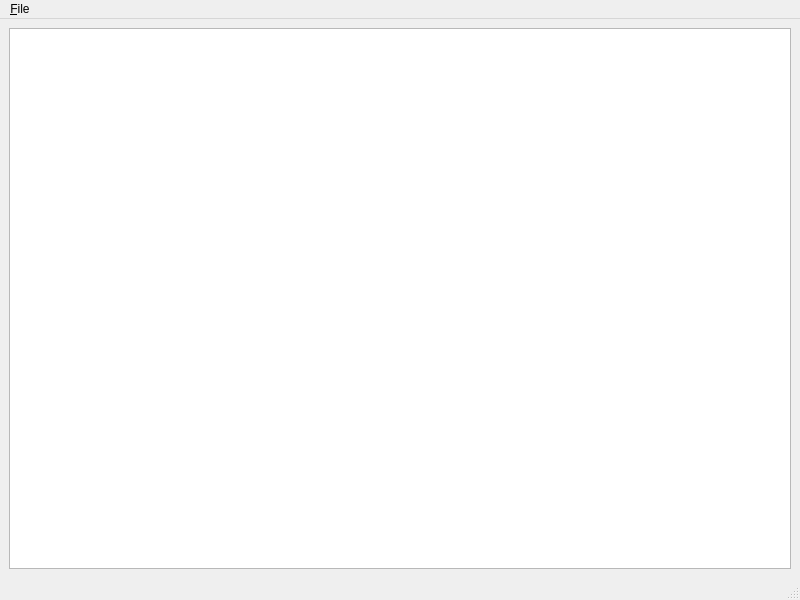
The window that pm/__main__.ui (epcpower/pm) describes before a commit, drawn with Qt 5.
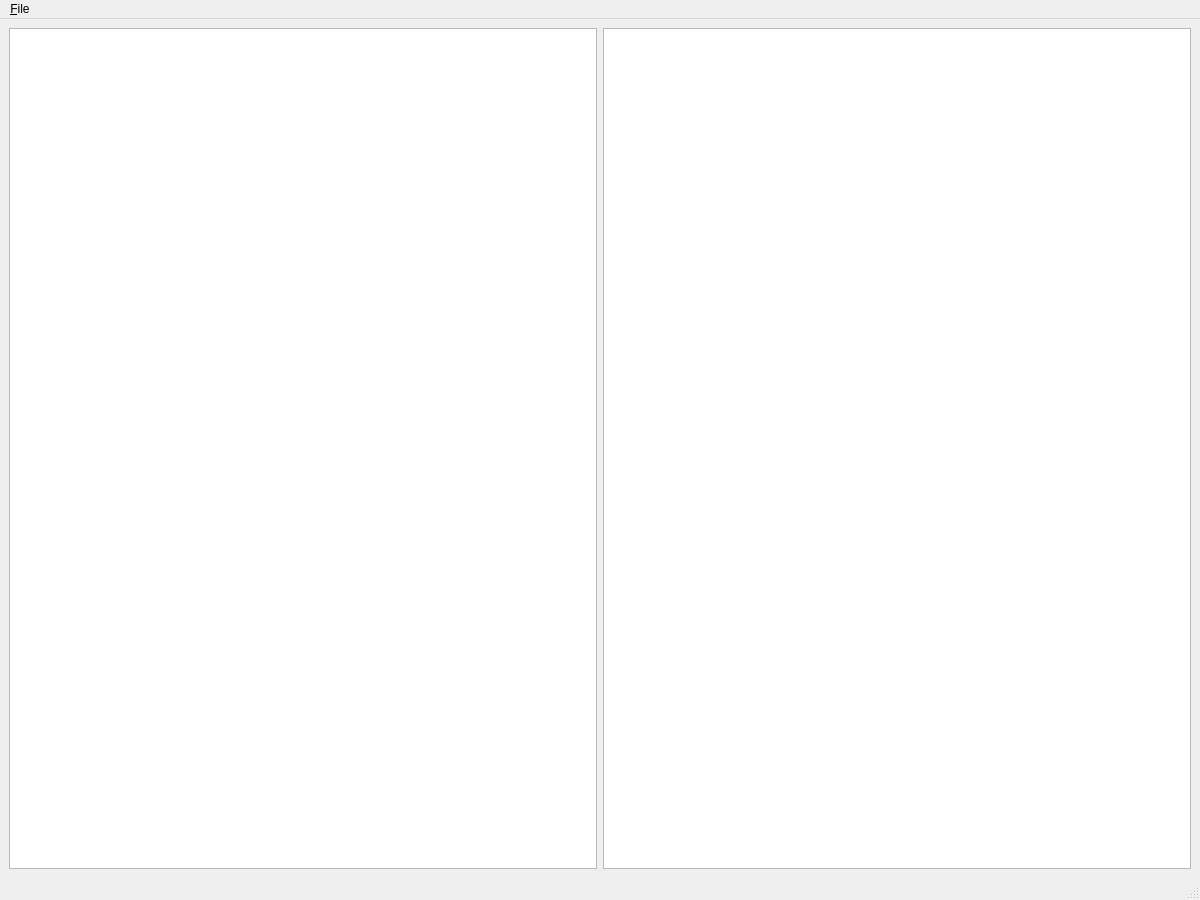
The same window after the commit.

Commit message: Add symbol model/view for CAN layout

The edit to the form file:
```diff
--- a/pm/__main__.ui
+++ b/pm/__main__.ui
@@ -6,8 +6,8 @@
    <rect>
     <x>0</x>
     <y>0</y>
-    <width>800</width>
-    <height>600</height>
+    <width>1200</width>
+    <height>900</height>
    </rect>
   </property>
   <property name="windowTitle">
@@ -18,7 +18,10 @@
     <item row="0" column="0">
      <layout class="QGridLayout" name="gridLayout">
       <item row="0" column="0">
-       <widget class="QTreeView" name="tree_view"/>
+       <widget class="QTreeView" name="parameter_view"/>
+      </item>
+      <item row="0" column="1">
+       <widget class="QTreeView" name="symbol_view"/>
       </item>
      </layout>
     </item>
@@ -29,7 +32,7 @@
     <rect>
      <x>0</x>
      <y>0</y>
-     <width>800</width>
+     <width>1200</width>
      <height>23</height>
     </rect>
    </property>
```
The commit also changes 3 other files.
